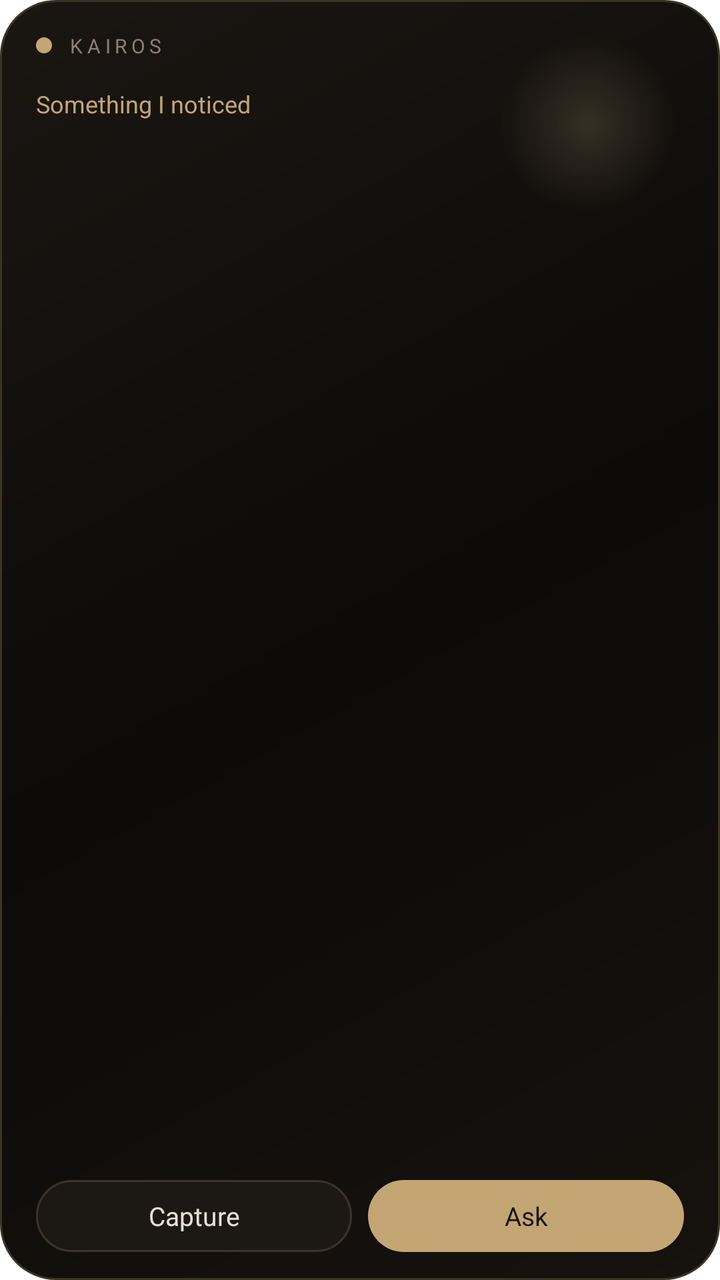
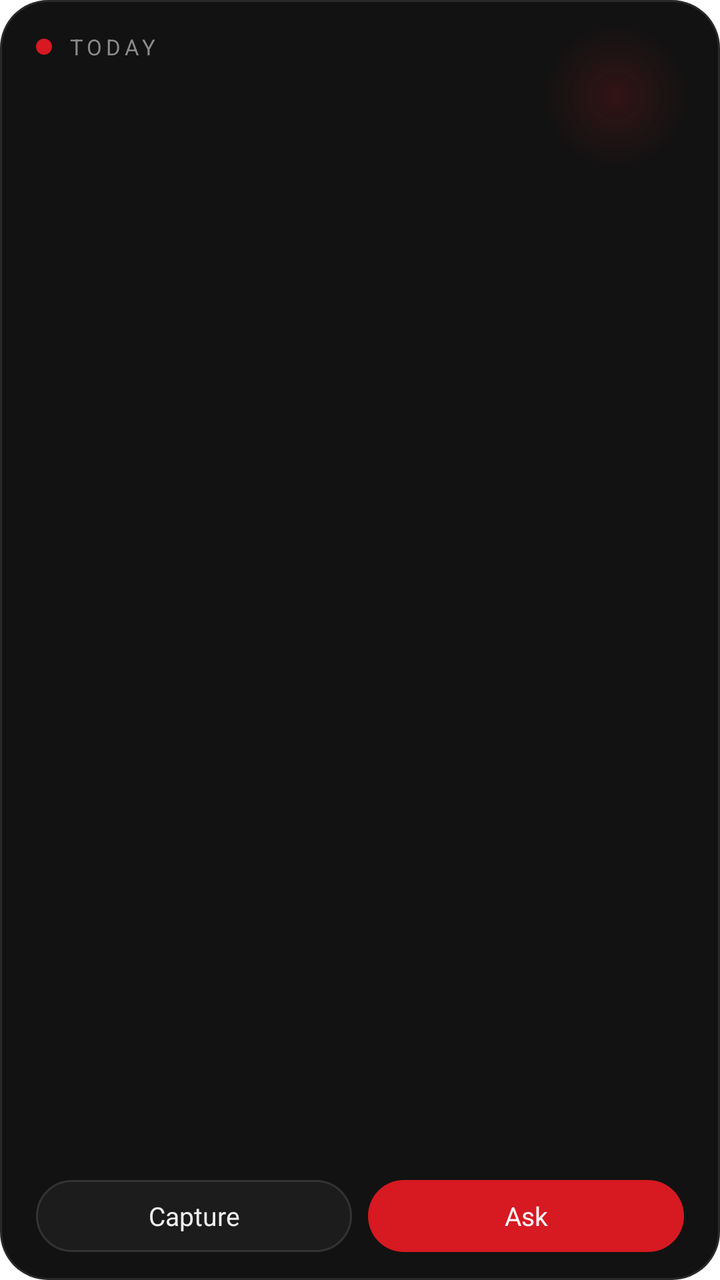

Compare the two renders of this Android layout. The source of the first and the diff that turns it into the second are given below.
<!-- AndroidManifest.xml: fallback theme Theme.MaterialComponents.DayNight.NoActionBar -->
<!-- res/layout/kairos_widget.xml -->
<?xml version="1.0" encoding="utf-8"?>
<LinearLayout xmlns:android="http://schemas.android.com/apk/res/android"
  android:id="@+id/kairos_widget_root"
  android:layout_width="match_parent"
  android:layout_height="match_parent"
  android:orientation="vertical"
  android:paddingStart="18dp"
  android:paddingEnd="18dp"
  android:paddingTop="16dp"
  android:paddingBottom="14dp"
  android:background="@drawable/kairos_widget_bg">

  <LinearLayout
    android:layout_width="match_parent"
    android:layout_height="wrap_content"
    android:gravity="center_vertical"
    android:orientation="horizontal">

    <ImageView
      android:layout_width="8dp"
      android:layout_height="8dp"
      android:contentDescription="@null"
      android:src="@drawable/kairos_widget_mark" />

    <TextView
      android:layout_width="wrap_content"
      android:layout_height="wrap_content"
      android:layout_marginStart="8dp"
      android:letterSpacing="0.22"
      android:text="KAIROS"
      android:textColor="#8A8174"
      android:textSize="10sp" />
  </LinearLayout>

  <TextView
    android:layout_width="wrap_content"
    android:layout_height="wrap_content"
    android:layout_marginTop="14dp"
    android:text="Something I noticed"
    android:textColor="#C4A574"
    android:textSize="12sp" />

  <TextView
    android:id="@+id/kairos_widget_insight"
    android:layout_width="match_parent"
    android:layout_height="0dp"
    android:layout_marginTop="6dp"
    android:layout_weight="1"
    android:ellipsize="end"
    android:lineSpacingExtra="3dp"
    android:maxLines="3"
    android:textColor="#F4EFE6"
    android:textSize="16sp" />

  <LinearLayout
    android:layout_width="match_parent"
    android:layout_height="wrap_content"
    android:layout_marginTop="12dp"
    android:orientation="horizontal">

    <TextView
      android:id="@+id/kairos_widget_capture"
      android:layout_width="0dp"
      android:layout_height="36dp"
      android:layout_weight="1"
      android:background="@drawable/kairos_widget_btn"
      android:clickable="true"
      android:focusable="true"
      android:gravity="center"
      android:text="Capture"
      android:textColor="#E8E0D4"
      android:textSize="13sp" />

    <TextView
      android:id="@+id/kairos_widget_ask"
      android:layout_width="0dp"
      android:layout_height="36dp"
      android:layout_marginStart="8dp"
      android:layout_weight="1"
      android:background="@drawable/kairos_widget_btn_ask"
      android:clickable="true"
      android:focusable="true"
      android:gravity="center"
      android:text="Ask"
      android:textColor="#1A140E"
      android:textSize="13sp" />
  </LinearLayout>
</LinearLayout>
<!-- resources referenced by this layout -->
<resources>
  <!-- drawable kairos_widget_bg (drawable) -->
  <?xml version="1.0" encoding="utf-8"?>
  <layer-list xmlns:android="http://schemas.android.com/apk/res/android">
    <item>
      <shape android:shape="rectangle">
        <corners android:radius="28dp" />
        <solid android:color="#3A3428" />
      </shape>
    </item>
    <item
      android:top="1dp"
      android:bottom="1dp"
      android:left="1dp"
      android:right="1dp">
      <shape android:shape="rectangle">
        <corners android:radius="27dp" />
        <gradient
          android:angle="135"
          android:startColor="#16120E"
          android:centerColor="#0C0B0A"
          android:endColor="#1A1612"
          android:type="linear" />
      </shape>
    </item>
    <item
      android:top="18dp"
      android:right="22dp"
      android:width="88dp"
      android:height="88dp"
      android:gravity="top|end">
      <shape android:shape="oval">
        <gradient
          android:type="radial"
          android:gradientRadius="44dp"
          android:centerX="0.5"
          android:centerY="0.5"
          android:startColor="#33C4A574"
          android:endColor="#00000000" />
      </shape>
    </item>
  </layer-list>
  <!-- drawable kairos_widget_btn (drawable) -->
  <?xml version="1.0" encoding="utf-8"?>
  <shape xmlns:android="http://schemas.android.com/apk/res/android" android:shape="rectangle">
    <corners android:radius="999dp" />
    <solid android:color="#1C1915" />
    <stroke android:width="1dp" android:color="#3A342C" />
  </shape>
  <!-- drawable kairos_widget_btn_ask (drawable) -->
  <?xml version="1.0" encoding="utf-8"?>
  <shape xmlns:android="http://schemas.android.com/apk/res/android" android:shape="rectangle">
    <corners android:radius="999dp" />
    <solid android:color="#C4A574" />
  </shape>
  <!-- drawable kairos_widget_mark (drawable) -->
  <?xml version="1.0" encoding="utf-8"?>
  <shape xmlns:android="http://schemas.android.com/apk/res/android" android:shape="oval">
    <size android:width="8dp" android:height="8dp" />
    <solid android:color="#C4A574" />
  </shape>
</resources>

<!-- the commit's change to res/layout/kairos_widget.xml (unified diff, before → after) -->
@@ -26,30 +26,22 @@
       android:layout_width="wrap_content"
       android:layout_height="wrap_content"
       android:layout_marginStart="8dp"
-      android:letterSpacing="0.22"
-      android:text="KAIROS"
-      android:textColor="#8A8174"
-      android:textSize="10sp" />
+      android:letterSpacing="0.18"
+      android:text="TODAY"
+      android:textColor="#8A8A8A"
+      android:textSize="11sp" />
   </LinearLayout>
-
-  <TextView
-    android:layout_width="wrap_content"
-    android:layout_height="wrap_content"
-    android:layout_marginTop="14dp"
-    android:text="Something I noticed"
-    android:textColor="#C4A574"
-    android:textSize="12sp" />
 
   <TextView
     android:id="@+id/kairos_widget_insight"
     android:layout_width="match_parent"
     android:layout_height="0dp"
-    android:layout_marginTop="6dp"
+    android:layout_marginTop="10dp"
     android:layout_weight="1"
     android:ellipsize="end"
     android:lineSpacingExtra="3dp"
     android:maxLines="3"
-    android:textColor="#F4EFE6"
+    android:textColor="#F0F0F0"
     android:textSize="16sp" />
 
   <LinearLayout
@@ -68,7 +60,7 @@
       android:focusable="true"
       android:gravity="center"
       android:text="Capture"
-      android:textColor="#E8E0D4"
+      android:textColor="#F0F0F0"
       android:textSize="13sp" />
 
     <TextView
@@ -82,7 +74,7 @@
       android:focusable="true"
       android:gravity="center"
       android:text="Ask"
-      android:textColor="#1A140E"
+      android:textColor="#FFFFFF"
       android:textSize="13sp" />
   </LinearLayout>
 </LinearLayout>
<!-- resource entries referenced after the edit -->
@@ -5,8 +5,8 @@
   <layer-list xmlns:android="http://schemas.android.com/apk/res/android">
     <item>
       <shape android:shape="rectangle">
-        <corners android:radius="28dp" />
-        <solid android:color="#3A3428" />
+        <corners android:radius="24dp" />
+        <solid android:color="#2A2A2A" />
       </shape>
     </item>
     <item
@@ -15,28 +15,23 @@
       android:left="1dp"
       android:right="1dp">
       <shape android:shape="rectangle">
-        <corners android:radius="27dp" />
-        <gradient
-          android:angle="135"
-          android:startColor="#16120E"
-          android:centerColor="#0C0B0A"
-          android:endColor="#1A1612"
-          android:type="linear" />
+        <corners android:radius="23dp" />
+        <solid android:color="#121212" />
       </shape>
     </item>
     <item
-      android:top="18dp"
-      android:right="22dp"
-      android:width="88dp"
-      android:height="88dp"
+      android:top="12dp"
+      android:right="16dp"
+      android:width="72dp"
+      android:height="72dp"
       android:gravity="top|end">
       <shape android:shape="oval">
         <gradient
           android:type="radial"
-          android:gradientRadius="44dp"
+          android:gradientRadius="36dp"
           android:centerX="0.5"
           android:centerY="0.5"
-          android:startColor="#33C4A574"
+          android:startColor="#29D71921"
           android:endColor="#00000000" />
       </shape>
     </item>
@@ -45,20 +40,20 @@
   <?xml version="1.0" encoding="utf-8"?>
   <shape xmlns:android="http://schemas.android.com/apk/res/android" android:shape="rectangle">
     <corners android:radius="999dp" />
-    <solid android:color="#1C1915" />
-    <stroke android:width="1dp" android:color="#3A342C" />
+    <solid android:color="#1C1C1C" />
+    <stroke android:width="1dp" android:color="#333333" />
   </shape>
   <!-- drawable kairos_widget_btn_ask (drawable) -->
   <?xml version="1.0" encoding="utf-8"?>
   <shape xmlns:android="http://schemas.android.com/apk/res/android" android:shape="rectangle">
     <corners android:radius="999dp" />
-    <solid android:color="#C4A574" />
+    <solid android:color="#D71921" />
   </shape>
   <!-- drawable kairos_widget_mark (drawable) -->
   <?xml version="1.0" encoding="utf-8"?>
   <shape xmlns:android="http://schemas.android.com/apk/res/android" android:shape="oval">
     <size android:width="8dp" android:height="8dp" />
-    <solid android:color="#C4A574" />
+    <solid android:color="#D71921" />
   </shape>
 </resources>
 
